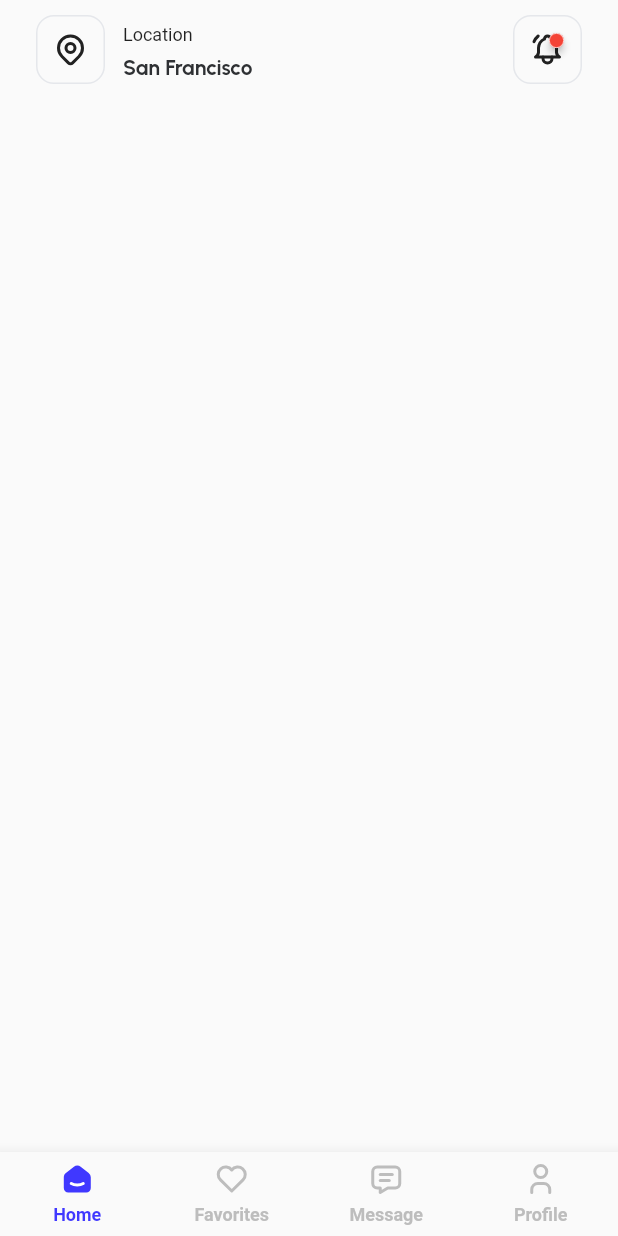
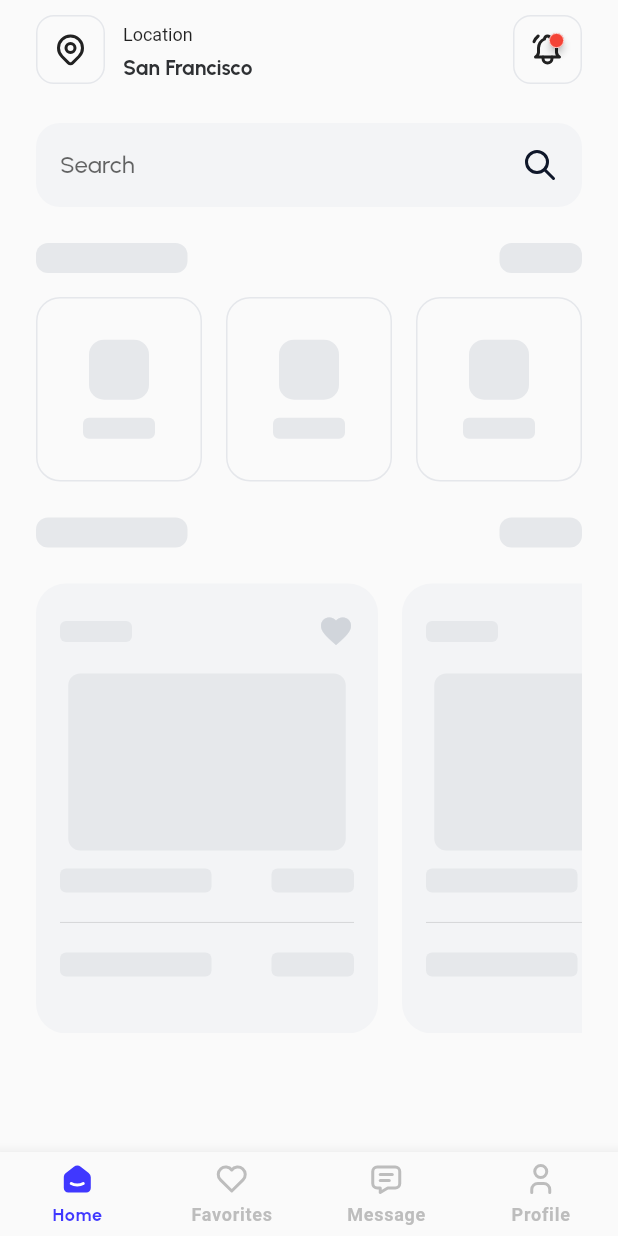
Before and after one commit to sheriffyusuf/carline_flutter, a Flutter app: the screen it shows after launch, on a phone screen of 412 x 824 dp. Run offline on Flutter 3.47's test engine with Material 2 defaults, Android fonts, the phone set to English and light mode, and no system bars; drawn by our look-alikes of badges, fade_shimmer; our stand-ins replace auto_route, flutter_hooks, flutter_svg, google_fonts, icons_plus, local_auth and 3 more.

Commit message:
feat: :sparkles: create homescreen skeleton

```diff
--- a/lib/pages/dashboard/views/dashboard_page.dart
+++ b/lib/pages/dashboard/views/dashboard_page.dart
@@ -4,6 +4,7 @@ import 'package:carline_flutter/gen/colors.gen.dart';
 import 'package:carline_flutter/router/router.dart';
 import 'package:flutter/material.dart';
 import 'package:flutter/services.dart';
+import 'package:google_fonts/google_fonts.dart';
 import 'package:tabler_icons/tabler_icons.dart';
 
 class DashboardPage extends StatelessWidget {
@@ -29,10 +30,11 @@ class DashboardPage extends StatelessWidget {
             selectedIconTheme: const IconThemeData(color: AppColor.primary),
             unselectedItemColor: Colors.grey.shade400,
             selectedItemColor: AppColor.primary,
-            selectedLabelStyle: const TextStyle(
+            selectedLabelStyle: GoogleFonts.urbanist(
                 color: AppColor.primary,
                 height: 1.70,
                 fontSize: 12,
+                letterSpacing: 0.5,
                 fontWeight: FontWeight.bold),
             unselectedLabelStyle: const TextStyle(
                 color: AppColor.gray400,
--- a/lib/pages/home/views/home_page.dart
+++ b/lib/pages/home/views/home_page.dart
@@ -1,6 +1,9 @@
 import 'package:badges/badges.dart';
+import 'package:carline_flutter/gen/colors.gen.dart';
+import 'package:carline_flutter/pages/home/widgets/home_skeleton.dart';
 import 'package:carline_flutter/utils/extensions/app_widget_extensions.dart';
 import 'package:flutter/material.dart';
+import 'package:google_fonts/google_fonts.dart';
 import 'package:nb_utils/nb_utils.dart';
 import 'package:tabler_icons/tabler_icons.dart';
 
@@ -40,6 +43,33 @@ class HomePage extends StatelessWidget {
             ],
           ).paddingSymmetric(vertical: 10.0),
           16.height,
+          Container(
+            alignment: Alignment.center,
+            decoration: BoxDecoration(
+                borderRadius: BorderRadius.circular(16),
+                color: AppColor.gray100),
+            padding: const EdgeInsets.symmetric(vertical: 16, horizontal: 16),
+            child: Row(
+              mainAxisAlignment: MainAxisAlignment.spaceBetween,
+              children: [
+                TextField(
+                  decoration: InputDecoration.collapsed(
+                    hintText: 'Search',
+                    hintStyle: GoogleFonts.urbanist(),
+                  ),
+                ).expand(),
+                const Icon(
+                  TablerIcons.search,
+                  color: AppColor.gray900,
+                ).onTap(
+                  () => true,
+                  splashColor: Colors.transparent,
+                )
+              ],
+            ),
+          ),
+          24.height,
+          const HomeSkeleton()
         ],
       ).paddingSymmetric(horizontal: 24.0),
     ));
--- /dev/null
+++ b/lib/pages/home/widgets/home_skeleton.dart
@@ -0,0 +1,179 @@
+import 'package:carline_flutter/gen/colors.gen.dart';
+import 'package:fade_shimmer/fade_shimmer.dart';
+import 'package:flutter/material.dart';
+import 'package:nb_utils/nb_utils.dart';
+
+class HomeSkeleton extends StatelessWidget {
+  const HomeSkeleton({super.key});
+
+  @override
+  Widget build(BuildContext context) {
+    return Column(
+      children: [
+        Row(
+          mainAxisAlignment: MainAxisAlignment.spaceBetween,
+          children: const [
+            FadeShimmer(
+              width: 101,
+              height: 20,
+              radius: 8,
+              fadeTheme: FadeTheme.light,
+              millisecondsDelay: 300,
+            ),
+            FadeShimmer(
+              width: 55,
+              height: 20,
+              radius: 8,
+              fadeTheme: FadeTheme.light,
+              millisecondsDelay: 300,
+            ),
+          ],
+        ),
+        16.height,
+        GridView.builder(
+            itemCount: 3,
+            shrinkWrap: true,
+            gridDelegate: const SliverGridDelegateWithFixedCrossAxisCount(
+                crossAxisCount: 3,
+                mainAxisSpacing: 16,
+                crossAxisSpacing: 16,
+                childAspectRatio: 0.9),
+            itemBuilder: ((context, index) {
+              return Container(
+                  // padding: EdgeInsets.all(4.0),
+                  padding: const EdgeInsets.all(10.0),
+                  alignment: Alignment.center,
+                  decoration: BoxDecoration(
+                      border: Border.all(color: AppColor.gray200),
+                      borderRadius: BorderRadius.circular(16)
+                      //   border: Border.all(color: color ?? ColorName.black5),
+                      ),
+                  child: Column(
+                    mainAxisAlignment: MainAxisAlignment.center,
+                    children: [
+                      const FadeShimmer(
+                        width: 40,
+                        height: 40,
+                        radius: 10,
+                        fadeTheme: FadeTheme.light,
+                        millisecondsDelay: 300,
+                      ),
+                      12.height,
+                      const FadeShimmer(
+                        width: 48,
+                        height: 14,
+                        radius: 4,
+                        fadeTheme: FadeTheme.light,
+                        millisecondsDelay: 300,
+                      ),
+                    ],
+                  ));
+            })),
+        24.height,
+        Row(
+          mainAxisAlignment: MainAxisAlignment.spaceBetween,
+          children: const [
+            FadeShimmer(
+              width: 101,
+              height: 20,
+              radius: 8,
+              fadeTheme: FadeTheme.light,
+              millisecondsDelay: 300,
+            ),
+            FadeShimmer(
+              width: 55,
+              height: 20,
+              radius: 8,
+              fadeTheme: FadeTheme.light,
+              millisecondsDelay: 300,
+            ),
+          ],
+        ),
+        24.height,
+        ListView.separated(
+            separatorBuilder: (_, __) => 16.width,
+            scrollDirection: Axis.horizontal,
+            itemCount: 2,
+            shrinkWrap: true,
+            itemBuilder: ((context, index) {
+              return Container(
+                width: 228,
+                decoration: BoxDecoration(
+                    color: AppColor.gray100,
+                    borderRadius: BorderRadius.circular(20.0)),
+                padding:
+                    const EdgeInsets.symmetric(horizontal: 16, vertical: 20),
+                child: Column(
+                  children: [
+                    Row(
+                      mainAxisAlignment: MainAxisAlignment.spaceBetween,
+                      children: const [
+                        FadeShimmer(
+                          width: 48,
+                          height: 14,
+                          radius: 4,
+                          fadeTheme: FadeTheme.light,
+                          millisecondsDelay: 300,
+                        ),
+                        Icon(
+                          Icons.favorite,
+                          color: AppColor.gray300,
+                        ),
+                      ],
+                    ),
+                    16.height,
+                    const FadeShimmer(
+                      width: 185,
+                      height: 118,
+                      radius: 8,
+                      fadeTheme: FadeTheme.light,
+                      millisecondsDelay: 300,
+                    ),
+                    12.height,
+                    Row(
+                      mainAxisAlignment: MainAxisAlignment.spaceBetween,
+                      children: const [
+                        FadeShimmer(
+                          width: 101,
+                          height: 16,
+                          radius: 4,
+                          fadeTheme: FadeTheme.light,
+                          millisecondsDelay: 300,
+                        ),
+                        FadeShimmer(
+                          width: 55,
+                          height: 16,
+                          radius: 4,
+                          fadeTheme: FadeTheme.light,
+                          millisecondsDelay: 300,
+                        ),
+                      ],
+                    ),
+                    const Divider().paddingSymmetric(vertical: 12),
+                    Row(
+                      mainAxisAlignment: MainAxisAlignment.spaceBetween,
+                      children: const [
+                        FadeShimmer(
+                          width: 101,
+                          height: 16,
+                          radius: 4,
+                          fadeTheme: FadeTheme.light,
+                          millisecondsDelay: 300,
+                        ),
+                        FadeShimmer(
+                          width: 55,
+                          height: 16,
+                          radius: 4,
+                          fadeTheme: FadeTheme.light,
+                          millisecondsDelay: 300,
+                        ),
+                      ],
+                    ),
+                  ],
+                ).expand(),
+              );
+            })).withHeight(300)
+      ],
+    );
+  }
+}
--- a/pubspec.yaml
+++ b/pubspec.yaml
@@ -11,6 +11,7 @@ dependencies:
   auto_route: ^5.0.2
   badges: ^2.0.3
   cupertino_icons: ^1.0.2
+  fade_shimmer: ^2.2.0
   flutter:
     sdk: flutter
   flutter_form_builder: ^7.7.0
```
Also changed, not shown: pubspec.lock.
